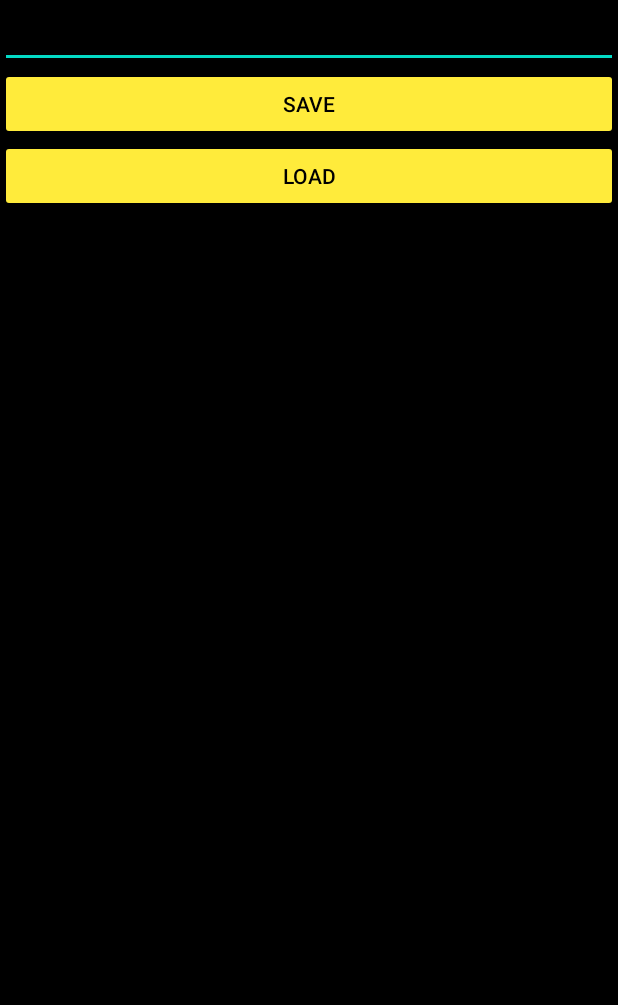
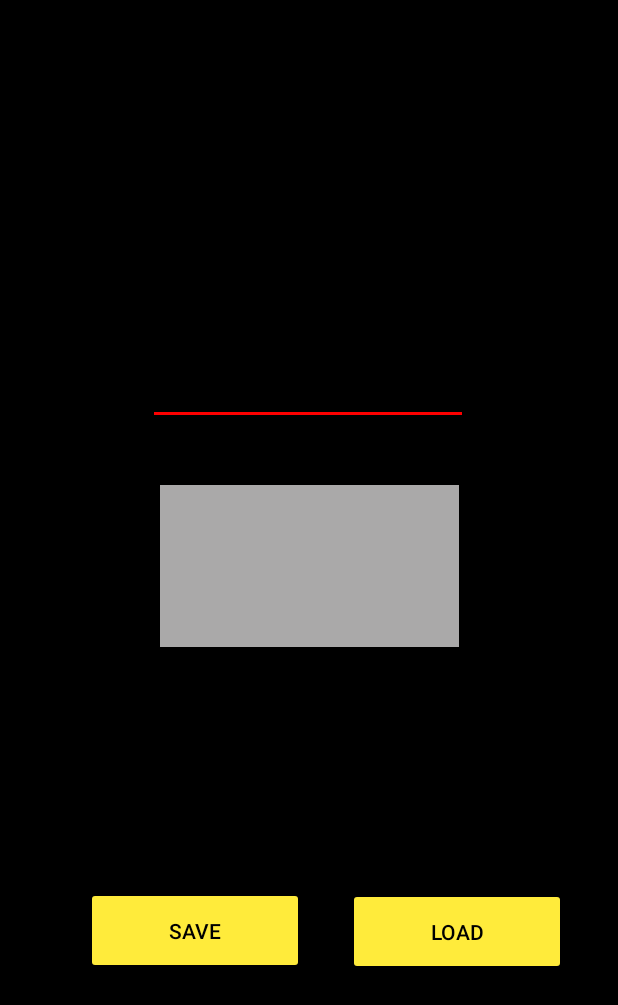
Before and after one commit to Alexanderchsw/pr16_Winter, an Android app: the screen it shows after launch (MainActivity), on a phone screen of 412 x 824 dp. Shown: the top 1005 px of the screen. Run offline under Robolectric (Android 15) with nearby library versions, the phone set to English and light mode, and no system bars.

Commit message:
финальная версия

```diff
--- a/app/src/main/java/com/example/pr16/MainActivity.java
+++ b/app/src/main/java/com/example/pr16/MainActivity.java
@@ -8,6 +8,7 @@ import android.view.View;
 import android.view.View.OnClickListener;
 import android.widget.Button;
 import android.widget.EditText;
+import android.widget.TextView;
 import android.widget.Toast;
 
 public class MainActivity extends Activity implements OnClickListener {
@@ -17,6 +18,7 @@ public class MainActivity extends Activity implements OnClickListener {
 
     SharedPreferences sPref;
 
+    TextView textView2;
     final String SAVED_TEXT = "saved_text";
 
 
@@ -33,6 +35,9 @@ public class MainActivity extends Activity implements OnClickListener {
 
         btnLoad = (Button) findViewById(R.id.btnLoad);
         btnLoad.setOnClickListener(this);
+
+        textView2 = (TextView) findViewById(R.id.textView2);
+        textView2.setOnClickListener(this);
 
         loadText();
     }
@@ -62,7 +67,7 @@ public class MainActivity extends Activity implements OnClickListener {
     void loadText() {
         sPref = getPreferences(MODE_PRIVATE);
         String savedText = sPref.getString(SAVED_TEXT, "");
-        etText.setText(savedText);
+        textView2.setText(savedText);
         Toast.makeText(this, "Text loaded", Toast.LENGTH_SHORT).show();
     }
 
--- a/app/src/main/res/layout/activity_main.xml
+++ b/app/src/main/res/layout/activity_main.xml
@@ -1,44 +1,67 @@
 <?xml version="1.0" encoding="utf-8"?>
-<LinearLayout xmlns:android="http://schemas.android.com/apk/res/android"
+<androidx.constraintlayout.widget.ConstraintLayout xmlns:android="http://schemas.android.com/apk/res/android"
+    xmlns:app="http://schemas.android.com/apk/res-auto"
     xmlns:tools="http://schemas.android.com/tools"
-    android:layout_width="fill_parent"
-    android:layout_height="fill_parent"
+    android:id="@+id/constraintL"
+    android:layout_width="match_parent"
+    android:layout_height="match_parent"
     android:background="#000000"
-    android:backgroundTint="#000000"
-    android:orientation="vertical">
+    tools:context=".MainActivity">
 
     <EditText
         android:id="@+id/etText"
-        android:layout_width="match_parent"
+        android:layout_width="wrap_content"
         android:layout_height="wrap_content"
-        android:textColor="#FFFFFF">
+        android:backgroundTint="#FD0000"
+        android:ems="10"
+        android:inputType="textPersonName"
+        android:textColor="#FFFFFF"
+        app:layout_constraintBottom_toBottomOf="parent"
+        app:layout_constraintEnd_toEndOf="parent"
+        app:layout_constraintHorizontal_bias="0.497"
+        app:layout_constraintStart_toStartOf="parent"
+        app:layout_constraintTop_toTopOf="parent"
+        app:layout_constraintVertical_bias="0.306" />
 
-        <requestFocus></requestFocus>
-    </EditText>
-
-    <LinearLayout
-        android:id="@+id/linearLayout1"
-        android:layout_width="match_parent"
-        android:layout_height="wrap_content"
-        android:orientation="horizontal">
-
-    </LinearLayout>
+    <Button
+        android:id="@+id/btnLoad"
+        android:layout_width="145dp"
+        android:layout_height="58dp"
+        android:backgroundTint="#FFEB3B"
+        android:text="LOAD"
+        android:textColor="#000000"
+        app:layout_constraintBottom_toBottomOf="parent"
+        app:layout_constraintEnd_toEndOf="parent"
+        app:layout_constraintHorizontal_bias="0.46"
+        app:layout_constraintStart_toEndOf="@+id/btnSave"
+        app:layout_constraintTop_toBottomOf="@+id/textView2"
+        app:layout_constraintVertical_bias="0.481" />
 
     <Button
         android:id="@+id/btnSave"
-        android:layout_width="match_parent"
-        android:layout_height="wrap_content"
+        android:layout_width="145dp"
+        android:layout_height="58dp"
         android:backgroundTint="#FFEB3B"
-        android:text="Save"
-        android:textColor="#000000"></Button>
+        android:onClick="saveText"
+        android:text="SAVE"
+        android:textColor="#000000"
+        app:layout_constraintBottom_toBottomOf="parent"
+        app:layout_constraintEnd_toEndOf="parent"
+        app:layout_constraintHorizontal_bias="0.216"
+        app:layout_constraintStart_toStartOf="parent"
+        app:layout_constraintTop_toBottomOf="@+id/textView2"
+        app:layout_constraintVertical_bias="0.479" />
 
-    <Button
-        android:id="@+id/btnLoad"
-        android:layout_width="match_parent"
-        android:layout_height="wrap_content"
-        android:backgroundTint="#FFEB3B"
-        android:text="Load"
-        android:textColor="#000000"
-        android:visibility="visible"
-        tools:visibility="visible"></Button>
-</LinearLayout>
+    <TextView
+        android:id="@+id/textView2"
+        android:layout_width="199dp"
+        android:layout_height="108dp"
+        android:layout_marginTop="40dp"
+        android:background="#AAA9A9"
+        android:backgroundTint="#AAA9A9"
+        android:text="TextView"
+        android:textSize="24sp"
+        app:layout_constraintEnd_toEndOf="parent"
+        app:layout_constraintStart_toStartOf="parent"
+        app:layout_constraintTop_toBottomOf="@+id/etText" />
+</androidx.constraintlayout.widget.ConstraintLayout>
```
